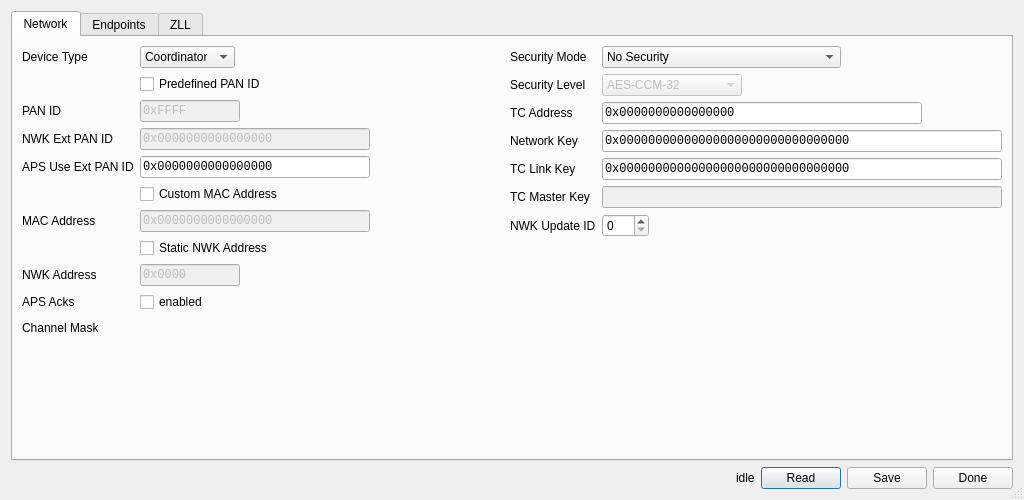
Qt form src/zm_netedit.ui (dresden-elektronik/deconz) before a commit.
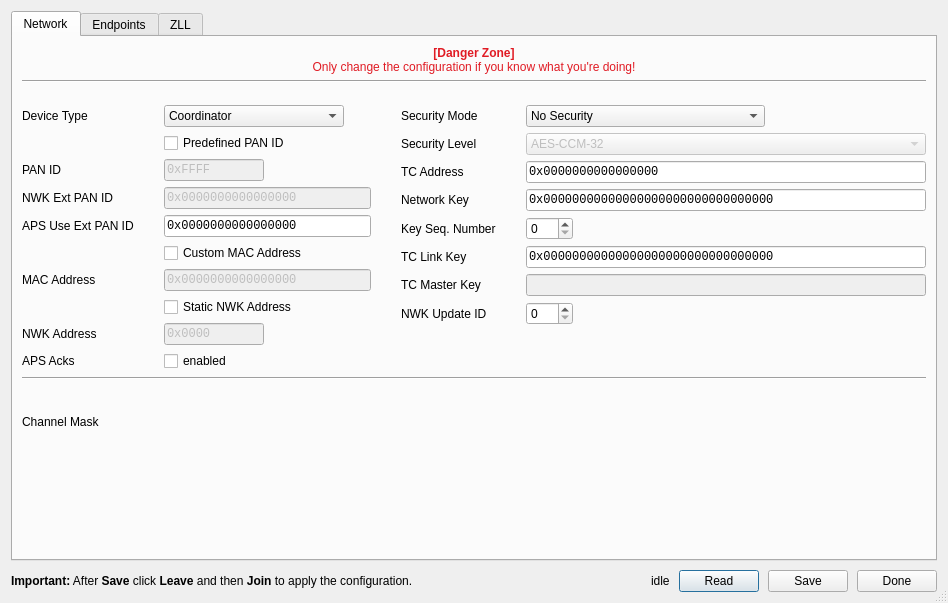
The same form after that commit.

Commit message: Net Edit: Restyle and network key sequence number (1)

What changed in the file:
```diff
--- a/src/zm_netedit.ui
+++ b/src/zm_netedit.ui
@@ -6,20 +6,20 @@
    <rect>
     <x>0</x>
     <y>0</y>
-    <width>1024</width>
-    <height>500</height>
+    <width>948</width>
+    <height>603</height>
    </rect>
   </property>
   <property name="sizePolicy">
-   <sizepolicy hsizetype="Minimum" vsizetype="MinimumExpanding">
+   <sizepolicy hsizetype="Preferred" vsizetype="Preferred">
     <horstretch>0</horstretch>
     <verstretch>0</verstretch>
    </sizepolicy>
   </property>
   <property name="maximumSize">
    <size>
-    <width>1024</width>
-    <height>500</height>
+    <width>1600</width>
+    <height>1024</height>
    </size>
   </property>
   <property name="windowTitle">
@@ -29,13 +29,16 @@
    <bool>true</bool>
   </property>
   <layout class="QVBoxLayout" name="verticalLayout">
+   <property name="spacing">
+    <number>9</number>
+   </property>
    <item>
     <widget class="QTabWidget" name="tabWidget">
      <property name="enabled">
       <bool>true</bool>
      </property>
      <property name="sizePolicy">
-      <sizepolicy hsizetype="Expanding" vsizetype="MinimumExpanding">
+      <sizepolicy hsizetype="Expanding" vsizetype="Expanding">
        <horstretch>0</horstretch>
        <verstretch>0</verstretch>
       </sizepolicy>
@@ -59,19 +62,76 @@
       <bool>false</bool>
      </property>
      <widget class="QWidget" name="tabNetwork">
+      <property name="maximumSize">
+       <size>
+        <width>16777215</width>
+        <height>16777215</height>
+       </size>
+      </property>
       <attribute name="title">
        <string>Network</string>
       </attribute>
       <layout class="QVBoxLayout" name="verticalLayout_3">
+       <item>
+        <widget class="QLabel" name="label_19">
+         <property name="text">
+          <string>&lt;html&gt;&lt;head/&gt;&lt;body&gt;&lt;p&gt;&lt;span style=&quot; font-weight:700; color:#e01b24;&quot;&gt;[Danger Zone]&lt;br/&gt;&lt;/span&gt;&lt;span style=&quot; color:#e01b24;&quot;&gt;Only change the configuration if you know what you're doing!&lt;/span&gt;&lt;/p&gt;&lt;/body&gt;&lt;/html&gt;</string>
+         </property>
+         <property name="alignment">
+          <set>Qt::AlignCenter</set>
+         </property>
+        </widget>
+       </item>
+       <item>
+        <widget class="Line" name="line_2">
+         <property name="orientation">
+          <enum>Qt::Horizontal</enum>
+         </property>
+        </widget>
+       </item>
+       <item>
+        <spacer name="verticalSpacer_2">
+         <property name="orientation">
+          <enum>Qt::Vertical</enum>
+         </property>
+         <property name="sizeType">
+          <enum>QSizePolicy::MinimumExpanding</enum>
+         </property>
+         <property name="sizeHint" stdset="0">
+          <size>
+           <width>20</width>
+           <height>16</height>
+          </size>
+         </property>
+        </spacer>
+       </item>
        <item>
         <layout class="QHBoxLayout" name="horizontalLayout_3">
+         <property name="spacing">
+          <number>30</number>
+         </property>
+         <property name="sizeConstraint">
+          <enum>QLayout::SetDefaultConstraint</enum>
+         </property>
+         <property name="bottomMargin">
+          <number>0</number>
+         </property>
          <item>
           <layout class="QFormLayout" name="formLayout">
            <property name="sizeConstraint">
             <enum>QLayout::SetDefaultConstraint</enum>
            </property>
            <property name="fieldGrowthPolicy">
-            <enum>QFormLayout::ExpandingFieldsGrow</enum>
+            <enum>QFormLayout::AllNonFixedFieldsGrow</enum>
+           </property>
+           <property name="formAlignment">
+            <set>Qt::AlignLeading|Qt::AlignLeft|Qt::AlignTop</set>
+           </property>
+           <property name="verticalSpacing">
+            <number>6</number>
+           </property>
+           <property name="rightMargin">
+            <number>0</number>
            </property>
            <item row="0" column="0">
             <widget class="QLabel" name="label_5">
@@ -88,6 +148,12 @@
            </item>
            <item row="0" column="1">
             <widget class="QComboBox" name="deviceTypeComboBox">
+             <property name="sizePolicy">
+              <sizepolicy hsizetype="Preferred" vsizetype="Preferred">
+               <horstretch>0</horstretch>
+               <verstretch>0</verstretch>
+              </sizepolicy>
+             </property>
              <property name="maximumSize">
               <size>
                <width>180</width>
@@ -108,6 +174,12 @@
            </item>
            <item row="1" column="1">
             <widget class="QCheckBox" name="predefinedPanIdCheckBox">
+             <property name="sizePolicy">
+              <sizepolicy hsizetype="Minimum" vsizetype="Preferred">
+               <horstretch>0</horstretch>
+               <verstretch>0</verstretch>
+              </sizepolicy>
+             </property>
              <property name="text">
               <string>Predefined PAN ID</string>
              </property>
@@ -135,6 +207,12 @@
              <property name="enabled">
               <bool>false</bool>
              </property>
+             <property name="sizePolicy">
+              <sizepolicy hsizetype="Expanding" vsizetype="Preferred">
+               <horstretch>0</horstretch>
+               <verstretch>0</verstretch>
+              </sizepolicy>
+             </property>
              <property name="maximumSize">
               <size>
                <width>100</width>
@@ -177,15 +255,21 @@
              <property name="enabled">
               <bool>false</bool>
              </property>
+             <property name="sizePolicy">
+              <sizepolicy hsizetype="MinimumExpanding" vsizetype="Preferred">
+               <horstretch>0</horstretch>
+               <verstretch>0</verstretch>
+              </sizepolicy>
+             </property>
              <property name="minimumSize">
               <size>
-               <width>180</width>
+               <width>173</width>
                <height>0</height>
               </size>
              </property>
              <property name="maximumSize">
               <size>
-               <width>230</width>
+               <width>250</width>
                <height>16777215</height>
               </size>
              </property>
@@ -225,6 +309,12 @@
            </item>
            <item row="4" column="1">
             <widget class="QLineEdit" name="apsUseExtPanIdEdit">
+             <property name="sizePolicy">
+              <sizepolicy hsizetype="MinimumExpanding" vsizetype="Preferred">
+               <horstretch>0</horstretch>
+               <verstretch>0</verstretch>
+              </sizepolicy>
+             </property>
              <property name="minimumSize">
               <size>
                <width>180</width>
@@ -233,7 +323,7 @@
              </property>
              <property name="maximumSize">
               <size>
-               <width>230</width>
+               <width>250</width>
                <height>16777215</height>
               </size>
              </property>
@@ -251,11 +341,24 @@
              </property>
             </widget>
            </item>
-           <item row="7" column="1">
+           <item row="5" column="1">
+            <widget class="QCheckBox" name="customMacAddrCheckBox">
+             <property name="text">
+              <string>Custom MAC Address </string>
+             </property>
+            </widget>
+           </item>
+           <item row="6" column="1">
             <widget class="QLineEdit" name="extEdit">
              <property name="enabled">
               <bool>false</bool>
              </property>
+             <property name="sizePolicy">
+              <sizepolicy hsizetype="MinimumExpanding" vsizetype="Preferred">
+               <horstretch>0</horstretch>
+               <verstretch>0</verstretch>
+              </sizepolicy>
+             </property>
              <property name="minimumSize">
               <size>
                <width>180</width>
@@ -264,7 +367,7 @@
              </property>
              <property name="maximumSize">
               <size>
-               <width>230</width>
+               <width>250</width>
                <height>16777215</height>
               </size>
              </property>
@@ -282,11 +385,27 @@
              </property>
             </widget>
            </item>
-           <item row="8" column="1">
+           <item row="6" column="0">
+            <widget class="QLabel" name="label_2">
+             <property name="toolTip">
+              <string>&lt;!DOCTYPE HTML PUBLIC &quot;-//W3C//DTD HTML 4.0//EN&quot; &quot;http://www.w3.org/TR/REC-html40/strict.dtd&quot;&gt;
+&lt;html&gt;&lt;head&gt;&lt;meta name=&quot;qrichtext&quot; content=&quot;1&quot; /&gt;&lt;style type=&quot;text/css&quot;&gt;
+p, li { white-space: pre-wrap; }
+&lt;/style&gt;&lt;/head&gt;&lt;body style=&quot; font-family:'MS Shell Dlg 2'; font-size:8.25pt; font-weight:400; font-style:normal;&quot;&gt;
+&lt;p style=&quot; margin-top:0px; margin-bottom:0px; margin-left:0px; margin-right:0px; -qt-block-indent:0; text-indent:0px;&quot;&gt;&lt;span style=&quot; font-size:8pt;&quot;&gt;IEEE (or MAC) address of the device&lt;/span&gt;&lt;/p&gt;&lt;/body&gt;&lt;/html&gt;</string>
+             </property>
+             <property name="text">
+              <string>MAC Address</string>
+             </property>
+             <property name="buddy">
+              <cstring>extEdit</cstring>
+             </property>
+            </widget>
+           </item>
+           <item row="7" column="1">
             <widget class="QCheckBox" name="staticNwkAddrCheckBox">
              <property name="font">
               <font>
-               <weight>50</weight>
                <bold>false</bold>
               </font>
              </property>
@@ -298,7 +417,7 @@
              </property>
             </widget>
            </item>
-           <item row="9" column="0">
+           <item row="8" column="0">
             <widget class="QLabel" name="label_3">
              <property name="toolTip">
               <string>&lt;!DOCTYPE HTML PUBLIC &quot;-//W3C//DTD HTML 4.0//EN&quot; &quot;http://www.w3.org/TR/REC-html40/strict.dtd&quot;&gt;
@@ -315,11 +434,17 @@
              </property>
             </widget>
            </item>
-           <item row="9" column="1">
+           <item row="8" column="1">
             <widget class="QLineEdit" name="nwkEdit">
              <property name="enabled">
               <bool>false</bool>
              </property>
+             <property name="sizePolicy">
+              <sizepolicy hsizetype="Expanding" vsizetype="Preferred">
+               <horstretch>0</horstretch>
+               <verstretch>0</verstretch>
+              </sizepolicy>
+             </property>
              <property name="maximumSize">
               <size>
                <width>100</width>
@@ -340,38 +465,20 @@
              </property>
             </widget>
            </item>
-           <item row="7" column="0">
-            <widget class="QLabel" name="label_2">
-             <property name="toolTip">
-              <string>&lt;!DOCTYPE HTML PUBLIC &quot;-//W3C//DTD HTML 4.0//EN&quot; &quot;http://www.w3.org/TR/REC-html40/strict.dtd&quot;&gt;
-&lt;html&gt;&lt;head&gt;&lt;meta name=&quot;qrichtext&quot; content=&quot;1&quot; /&gt;&lt;style type=&quot;text/css&quot;&gt;
-p, li { white-space: pre-wrap; }
-&lt;/style&gt;&lt;/head&gt;&lt;body style=&quot; font-family:'MS Shell Dlg 2'; font-size:8.25pt; font-weight:400; font-style:normal;&quot;&gt;
-&lt;p style=&quot; margin-top:0px; margin-bottom:0px; margin-left:0px; margin-right:0px; -qt-block-indent:0; text-indent:0px;&quot;&gt;&lt;span style=&quot; font-size:8pt;&quot;&gt;IEEE (or MAC) address of the device&lt;/span&gt;&lt;/p&gt;&lt;/body&gt;&lt;/html&gt;</string>
-             </property>
-             <property name="text">
-              <string>MAC Address</string>
-             </property>
-             <property name="buddy">
-              <cstring>extEdit</cstring>
-             </property>
-            </widget>
-           </item>
-           <item row="6" column="1">
-            <widget class="QCheckBox" name="customMacAddrCheckBox">
-             <property name="text">
-              <string>Custom MAC Address </string>
-             </property>
-            </widget>
-           </item>
-           <item row="10" column="1">
+           <item row="9" column="1">
             <widget class="QCheckBox" name="apsAcksCheckBox">
+             <property name="sizePolicy">
+              <sizepolicy hsizetype="Minimum" vsizetype="Preferred">
+               <horstretch>0</horstretch>
+               <verstretch>0</verstretch>
+              </sizepolicy>
+             </property>
              <property name="text">
               <string>enabled</string>
              </property>
             </widget>
            </item>
-           <item row="10" column="0">
+           <item row="9" column="0">
             <widget class="QLabel" name="label_15">
              <property name="text">
               <string>APS Acks</string>
@@ -386,7 +493,13 @@
             <enum>QLayout::SetDefaultConstraint</enum>
            </property>
            <property name="fieldGrowthPolicy">
-            <enum>QFormLayout::FieldsStayAtSizeHint</enum>
+            <enum>QFormLayout::ExpandingFieldsGrow</enum>
+           </property>
+           <property name="rowWrapPolicy">
+            <enum>QFormLayout::DontWrapRows</enum>
+           </property>
+           <property name="verticalSpacing">
+            <number>6</number>
            </property>
            <item row="0" column="0">
             <widget class="QLabel" name="label_13">
@@ -406,6 +519,12 @@
              <property name="enabled">
               <bool>true</bool>
              </property>
+             <property name="sizePolicy">
+              <sizepolicy hsizetype="Preferred" vsizetype="Preferred">
+               <horstretch>0</horstretch>
+               <verstretch>0</verstretch>
+              </sizepolicy>
+             </property>
              <item>
               <property name="text">
                <string>No Security</string>
@@ -456,7 +575,7 @@
               <bool>false</bool>
              </property>
              <property name="sizePolicy">
-              <sizepolicy hsizetype="Expanding" vsizetype="Fixed">
+              <sizepolicy hsizetype="Expanding" vsizetype="Preferred">
                <horstretch>0</horstretch>
                <verstretch>0</verstretch>
               </sizepolicy>
@@ -526,17 +645,23 @@
            <item row="2" column="1">
             <widget class="QLineEdit" name="tcAddressEdit">
              <property name="sizePolicy">
-              <sizepolicy hsizetype="Maximum" vsizetype="Fixed">
+              <sizepolicy hsizetype="Expanding" vsizetype="Preferred">
                <horstretch>0</horstretch>
                <verstretch>0</verstretch>
               </sizepolicy>
              </property>
              <property name="minimumSize">
               <size>
-               <width>320</width>
+               <width>400</width>
                <height>0</height>
               </size>
              </property>
+             <property name="maximumSize">
+              <size>
+               <width>16777215</width>
+               <height>16777215</height>
+              </size>
+             </property>
              <property name="font">
               <font>
                <family>Monospace</family>
@@ -574,7 +699,7 @@
            <item row="3" column="1">
             <widget class="QLineEdit" name="networkKeyEdit">
              <property name="sizePolicy">
-              <sizepolicy hsizetype="Maximum" vsizetype="Fixed">
+              <sizepolicy hsizetype="MinimumExpanding" vsizetype="Preferred">
                <horstretch>0</horstretch>
                <verstretch>0</verstretch>
               </sizepolicy>
@@ -585,6 +710,12 @@
                <height>0</height>
               </size>
              </property>
+             <property name="maximumSize">
+              <size>
+               <width>16777215</width>
+               <height>16777215</height>
+              </size>
+             </property>
              <property name="font">
               <font>
                <family>Monospace</family>
@@ -600,6 +731,35 @@
             </widget>
            </item>
            <item row="4" column="0">
+            <widget class="QLabel" name="label_17">
+             <property name="toolTip">
+              <string>Network key sequence number</string>
+             </property>
+             <property name="text">
+              <string>Key Seq. Number</string>
+             </property>
+             <property name="buddy">
+              <cstring>networkKeySequenceNumberEdit</cstring>
+             </property>
+            </widget>
+           </item>
+           <item row="4" column="1">
+            <widget class="QSpinBox" name="networkKeySequenceNumberEdit">
+             <property name="sizePolicy">
+              <sizepolicy hsizetype="Minimum" vsizetype="Preferred">
+               <horstretch>0</horstretch>
+               <verstretch>0</verstretch>
+              </sizepolicy>
+             </property>
+             <property name="toolTip">
+              <string>Network key sequence number</string>
+             </property>
+             <property name="maximum">
+              <number>255</number>
+             </property>
+            </widget>
+           </item>
+           <item row="5" column="0">
             <widget class="QLabel" name="label_10">
              <property name="toolTip">
               <string>Trust center link key</string>
@@ -612,23 +772,29 @@
              </property>
             </widget>
            </item>
-           <item row="4" column="1">
+           <item row="5" column="1">
             <widget class="QLineEdit" name="tcLinkKeyEdit">
              <property name="enabled">
               <bool>true</bool>
              </property>
              <property name="sizePolicy">
-              <sizepolicy hsizetype="Maximum" vsizetype="Fixed">
+              <sizepolicy hsizetype="MinimumExpanding" vsizetype="Preferred">
                <horstretch>0</horstretch>
                <verstretch>0</verstretch>
               </sizepolicy>
              </property>
              <property name="minimumSize">
               <size>
-               <width>400</width>
+               <width>380</width>
                <height>0</height>
               </size>
              </property>
+             <property name="maximumSize">
+              <size>
+               <width>16777215</width>
+               <height>16777215</height>
+              </size>
+             </property>
              <property name="font">
               <font>
                <family>Monospace</family>
@@ -643,7 +809,7 @@
              </property>
             </widget>
            </item>
-           <item row="5" column="0">
+           <item row="6" column="0">
             <widget class="QLabel" name="label_11">
              <property name="toolTip">
               <string>Trust center master key</string>
@@ -656,13 +822,13 @@
              </property>
             </widget>
            </item>
-           <item row="5" column="1">
+           <item row="6" column="1">
             <widget class="QLineEdit" name="tcMasterKeyEdit">
              <property name="enabled">
               <bool>false</bool>
              </property>
              <property name="sizePolicy">
-              <sizepolicy hsizetype="Maximum" vsizetype="Fixed">
+              <sizepolicy hsizetype="MinimumExpanding" vsizetype="Preferred">
                <horstretch>0</horstretch>
                <verstretch>0</verstretch>
               </sizepolicy>
@@ -673,6 +839,12 @@
                <height>0</height>
               </size>
              </property>
+             <property name="maximumSize">
+              <size>
+               <width>16777215</width>
+               <height>16777215</height>
+              </size>
+             </property>
              <property name="font">
               <font>
                <family>Monospace</family>
@@ -684,18 +856,24 @@
              </property>
             </widget>
            </item>
-           <item row="6" column="0">
+           <item row="7" column="0">
             <widget class="QLabel" name="label_16">
              <property name="text">
               <string>NWK Update ID</string>
              </property>
             </widget>
            </item>
-           <item row="6" column="1">
+           <item row="7" column="1">
             <widget class="QSpinBox" name="nwkUpdateIdspinBox">
+             <property name="sizePolicy">
+              <sizepolicy hsizetype="Minimum" vsizetype="Preferred">
+               <horstretch>0</horstretch>
+               <verstretch>0</verstretch>
+              </sizepolicy>
+             </property>
              <property name="maximumSize">
               <size>
-               <width>60</width>
+               <width>16777215</width>
                <height>16777215</height>
               </size>
              </property>
@@ -708,8 +886,21 @@
          </item>
         </layout>
        </item>
+       <item>
+        <widget class="Line" name="line">
+         <property name="orientation">
+          <enum>Qt::Horizontal</enum>
+         </property>
+        </widget>
+       </item>
        <item>
         <layout class="QHBoxLayout" name="horizontalLayout_2">
+         <property name="spacing">
+          <number>12</number>
+         </property>
+         <property name="topMargin">
+          <number>4</number>
+         </property>
          <item>
           <widget class="QLabel" name="label_6">
            <property name="toolTip">
@@ -722,20 +913,29 @@
            <property name="text">
             <string>Channel Mask</string>
            </property>
+           <property name="alignment">
+            <set>Qt::AlignLeading|Qt::AlignLeft|Qt::AlignVCenter</set>
+           </property>
           </widget>
          </item>
          <item>
           <widget class="QWidget" name="channelMaskwidget" native="true">
            <property name="sizePolicy">
-            <sizepolicy hsizetype="Expanding" vsizetype="Preferred">
+            <sizepolicy hsizetype="Expanding" vsizetype="MinimumExpanding">
              <horstretch>0</horstretch>
              <verstretch>0</verstretch>
             </sizepolicy>
            </property>
            <property name="minimumSize">
             <size>
-             <width>100</width>
-             <height>20</height>
+             <width>64</width>
+             <height>64</height>
+            </size>
+           </property>
+           <property name="maximumSize">
+            <size>
+             <width>16777215</width>
+             <height>16777215</height>
             </size>
            </property>
            <property name="toolTip">
@@ -745,6 +945,9 @@
 &lt;/style&gt;&lt;/head&gt;&lt;body style=&quot; font-family:'MS Shell Dlg 2'; font-size:8.25pt; font-weight:400; font-style:normal;&quot;&gt;
 &lt;p style=&quot; margin-top:0px; margin-bottom:0px; margin-left:0px; margin-right:0px; -qt-block-indent:0; text-indent:0px;&quot;&gt;&lt;span style=&quot; font-size:8pt;&quot;&gt;The channel mask specifies all channels which are considered to create or join a network.&lt;/span&gt;&lt;/p&gt;&lt;/body&gt;&lt;/html&gt;</string>
            </property>
+           <property name="autoFillBackground">
+            <bool>false</bool>
+           </property>
           </widget>
          </item>
          <item>
@@ -767,10 +970,13 @@
          <property name="orientation">
           <enum>Qt::Vertical</enum>
          </property>
+         <property name="sizeType">
+          <enum>QSizePolicy::Expanding</enum>
+         </property>
          <property name="sizeHint" stdset="0">
           <size>
            <width>20</width>
-           <height>40</height>
+           <height>500</height>
           </size>
          </property>
         </spacer>
@@ -919,6 +1125,13 @@
    </item>
    <item>
     <layout class="QHBoxLayout" name="horizontalLayout">
+     <item>
+      <widget class="QLabel" name="label_18">
+       <property name="text">
+        <string>&lt;b&gt;Important:&lt;/b&gt; After &lt;b&gt;Save&lt;/b&gt; click &lt;b&gt;Leave&lt;/b&gt; and then &lt;b&gt;Join&lt;/b&gt; to apply the configuration.</string>
+       </property>
+      </widget>
+     </item>
      <item>
       <spacer name="horizontalSpacer">
        <property name="orientation">
```
Left out of the diff: 48 changed lines with no effect on the pictures. The commit also changes 1 other file.
